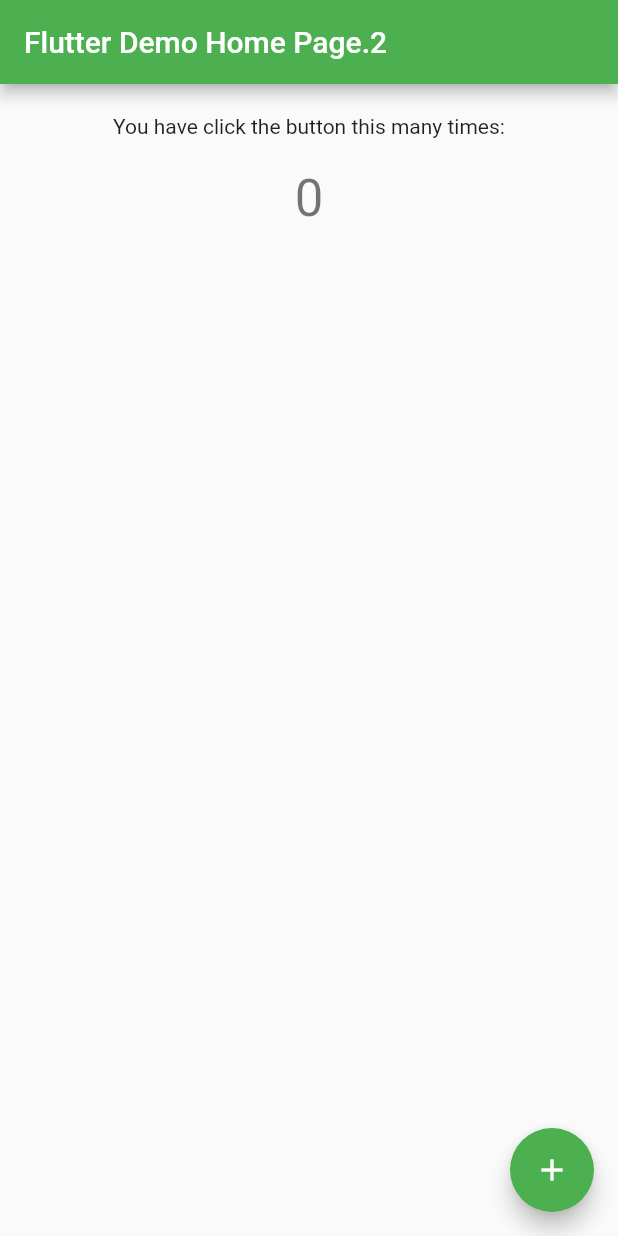
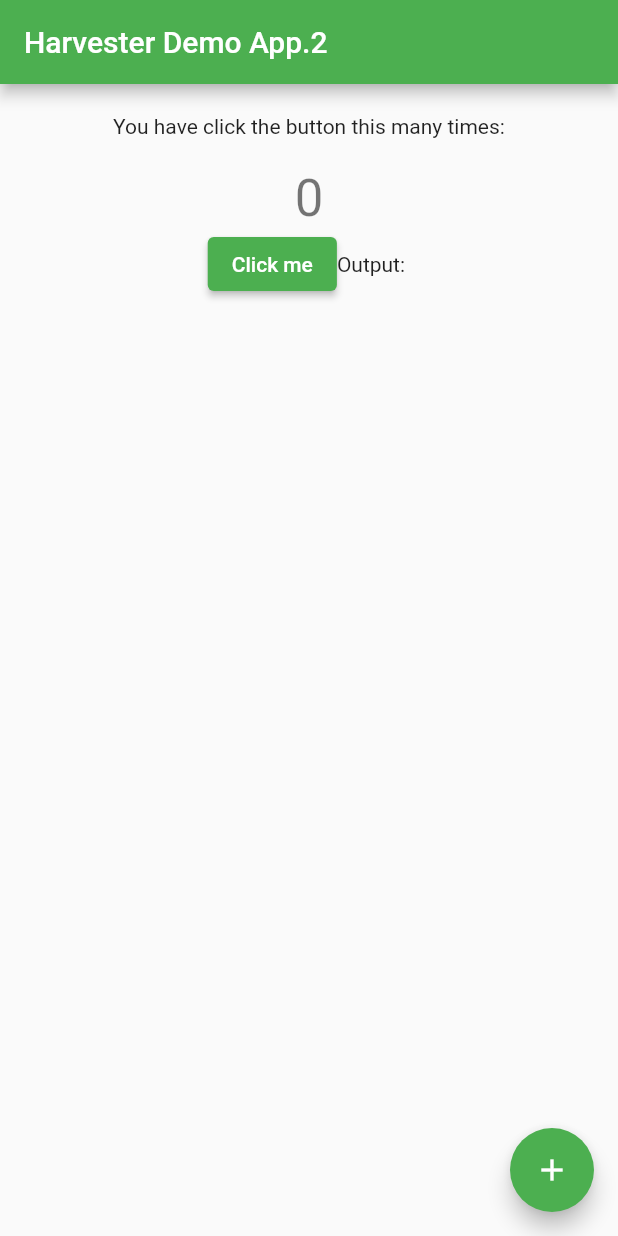
Before and after one commit to belloyang/my_flutter_app, a Flutter app: the screen it shows after launch, on a phone screen of 412 x 824 dp. Run offline on Flutter 3.47's test engine with Material 2 defaults, Android fonts, the phone set to English and light mode, and no system bars.

Commit message:
Add button and a text

```diff
--- a/lib/homepage.dart
+++ b/lib/homepage.dart
@@ -21,6 +21,7 @@ class MyHomePage extends StatefulWidget {
 
 class _MyHomePageState extends State<MyHomePage> {
   int _counter = 0;
+  String _output = '';
 
   void _incrementCounter() {
     setState(() {
@@ -30,6 +31,11 @@ class _MyHomePageState extends State<MyHomePage> {
       // _counter without calling setState(), then the build method would not be
       // called again, and so nothing would appear to happen.
       _counter++;
+    });
+  }
+  void _updateOutput() {
+    setState(() {
+      _output = 'The current count is $_counter';
     });
   }
 
@@ -79,7 +85,14 @@ class _MyHomePageState extends State<MyHomePage> {
               '$_counter',
               style: Theme.of(context).textTheme.headlineMedium,
             ),
-
+            Row(
+              mainAxisAlignment: MainAxisAlignment.center,
+              children:[
+              ElevatedButton(onPressed: () {
+                _updateOutput();
+              }, child: const Text('Click me')),
+              Text('Output: $_output'),
+            ])
           ],
         )],
       ),
--- a/lib/main.dart
+++ b/lib/main.dart
@@ -1,5 +1,5 @@
 import 'package:flutter/material.dart';
-import 'package:my_flutter_app/homepage.dart';
+import './homepage.dart';
 
 void main() {
   runApp(const MyApp());
@@ -26,7 +26,7 @@ class MyApp extends StatelessWidget {
         // is not restarted.
         primarySwatch: Colors.green,
       ),
-      home: const MyHomePage(title: 'Flutter Demo Home Page', count: 2),
+      home: const MyHomePage(title: 'Harvester Demo App', count: 2),
     );
   }
 
```
